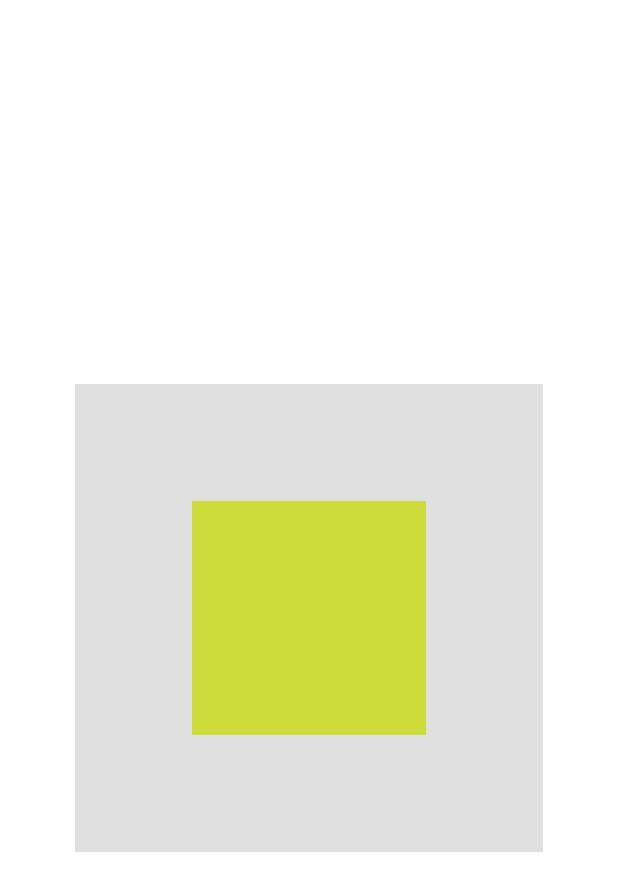
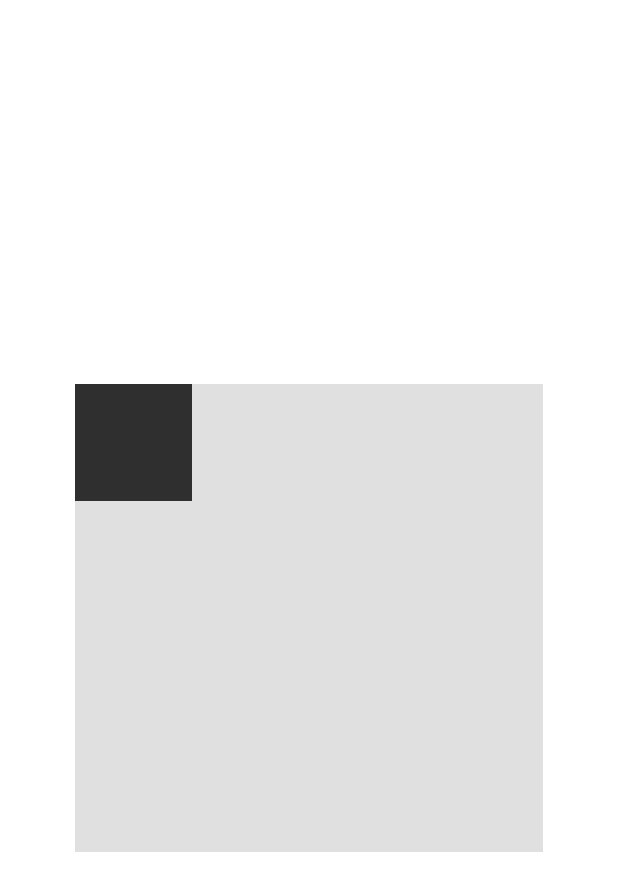
Before and after one commit to zoko0/Randctangles, a Flutter app: the screen it shows after launch, on a phone screen of 412 x 824 dp. Shown: the top 891 px of the screen. Run offline on Flutter 3.47's test engine with Material 2 defaults, Android fonts, the light colour scheme and no system bars.

Commit message:
Pick random color

```diff
--- a/lib/main.dart
+++ b/lib/main.dart
@@ -1,4 +1,5 @@
 import 'package:flutter/material.dart';
+import 'dart:math';
 
 void main() {
   runApp(const MyApp());
@@ -47,17 +48,24 @@ class RectanglePainter extends CustomPainter {
   @override
   void paint(Canvas canvas, Size size) {
     final paint = Paint()
-      ..color = Colors.lime
+      ..color = randomColor()
       ..strokeWidth = 1
       ..style = PaintingStyle.fill;
 
-    // final rect2 = Rect.fr
     final rect = Rect.fromPoints(
-        Offset(size.width * 1 / 4, size.height * 1 / 4),
-        Offset(size.width * 3 / 4, size.height * 3 / 4));
+        const Offset(0, 0),
+        Offset(size.width * 1 / 4, size.height * 1 / 4));
     canvas.drawRect(rect, paint);
   }
 
   @override
   bool shouldRepaint(covariant CustomPainter oldDelegate) => false;
+
+  Color randomColor() {
+    return Color.fromRGBO(
+        Random().nextInt(256),
+        Random().nextInt(256),
+        Random().nextInt(256),
+        0.9);
+  }
 }
```
